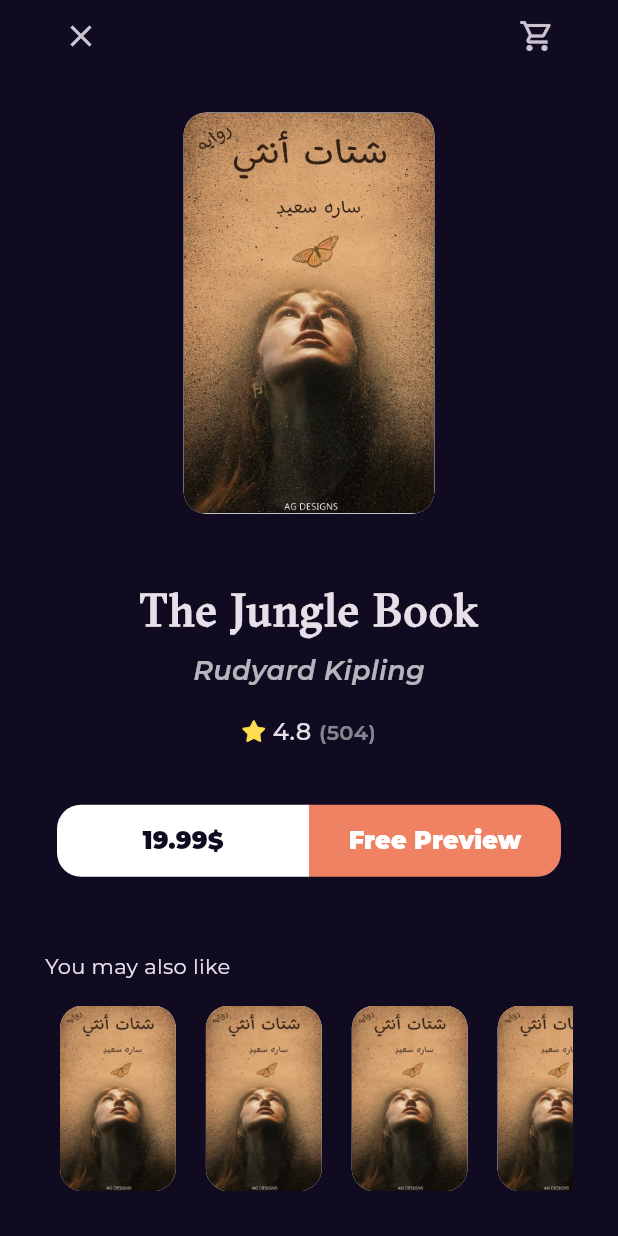
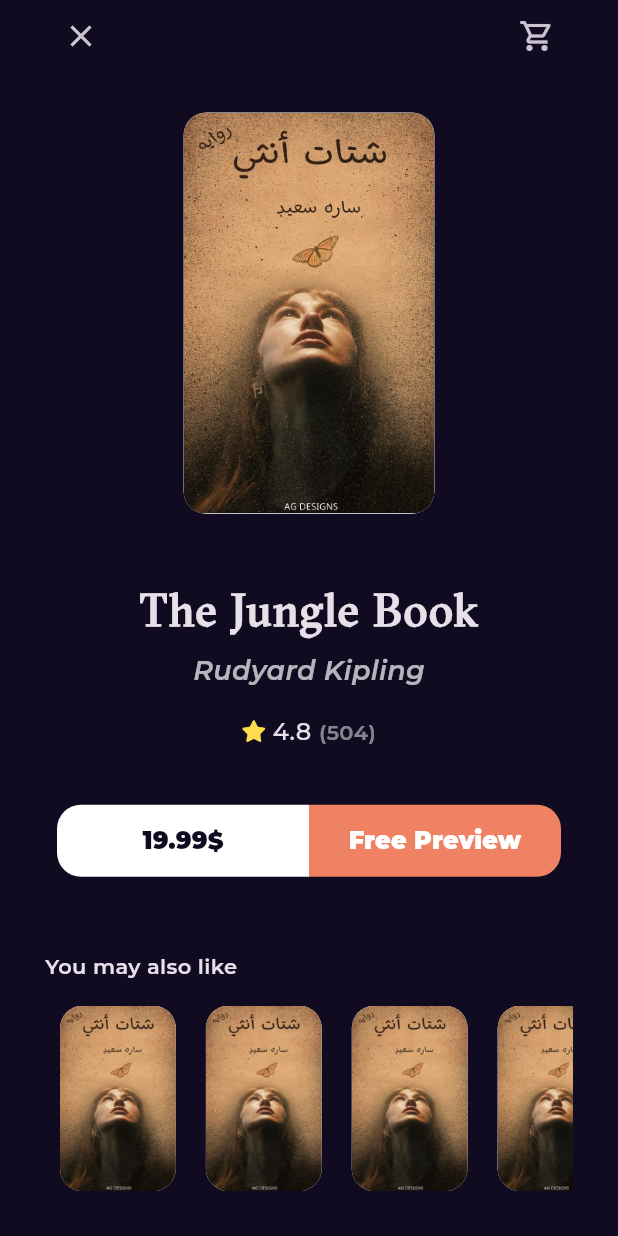
Before and after one commit to AlhasanNO/Bookly, a Flutter app: the BookDetailsView screen opened by its route, on a phone screen of 412 x 824 dp. Run offline on Flutter 3.47's test engine with Material 3 defaults, Android fonts, the phone set to English and light mode, and no system bars; our stand-ins replace font_awesome_flutter, go_router, google_fonts.

Commit message:
Fix text style in book details view

```diff
--- a/lib/features/home/presentation/views/widgets/book_details_view_body.dart
+++ b/lib/features/home/presentation/views/widgets/book_details_view_body.dart
@@ -1,7 +1,7 @@
-import 'package:bookly_app/features/home/presentation/views/widgets/similar_books_list_view.dart';
 import 'package:flutter/material.dart';
 
 import 'package:bookly_app/features/home/presentation/views/widgets/custom_book_details_app_bar.dart';
+import 'package:bookly_app/features/home/presentation/views/widgets/similar_books_list_view.dart';
 import 'package:bookly_app/features/home/presentation/views/widgets/custom_book_image.dart';
 import 'package:bookly_app/features/home/presentation/views/widgets/book_actions.dart';
 import 'package:bookly_app/features/home/presentation/views/widgets/book_rating.dart';
@@ -44,9 +44,14 @@
                   const SizedBox(height: 37.0),
                   const BookActions(),
                   const Expanded(child: SizedBox(height: 50.0)),
-                  const Align(
+                  Align(
                     alignment: Alignment.centerLeft,
-                    child: Text('You may also like'),
+                    child: Text(
+                      'You may also like',
+                      style: Styles.textStyle14.copyWith(
+                        fontWeight: FontWeight.w600,
+                      ),
+                    ),
                   ),
                   const SizedBox(height: 16.0),
                   const SimilarBooksListView(),
--- a/lib/features/home/presentation/views/widgets/custom_book_details_app_bar.dart
+++ b/lib/features/home/presentation/views/widgets/custom_book_details_app_bar.dart
@@ -1,6 +1,8 @@
+import 'package:flutter/material.dart';
+
+import 'package:go_router/go_router.dart';
+
 import 'package:bookly_app/core/utils/app_router.dart';
-import 'package:flutter/material.dart';
-import 'package:go_router/go_router.dart';
 
 class CustomBookDetailsAppBar extends StatelessWidget {
   const CustomBookDetailsAppBar({super.key});
```
